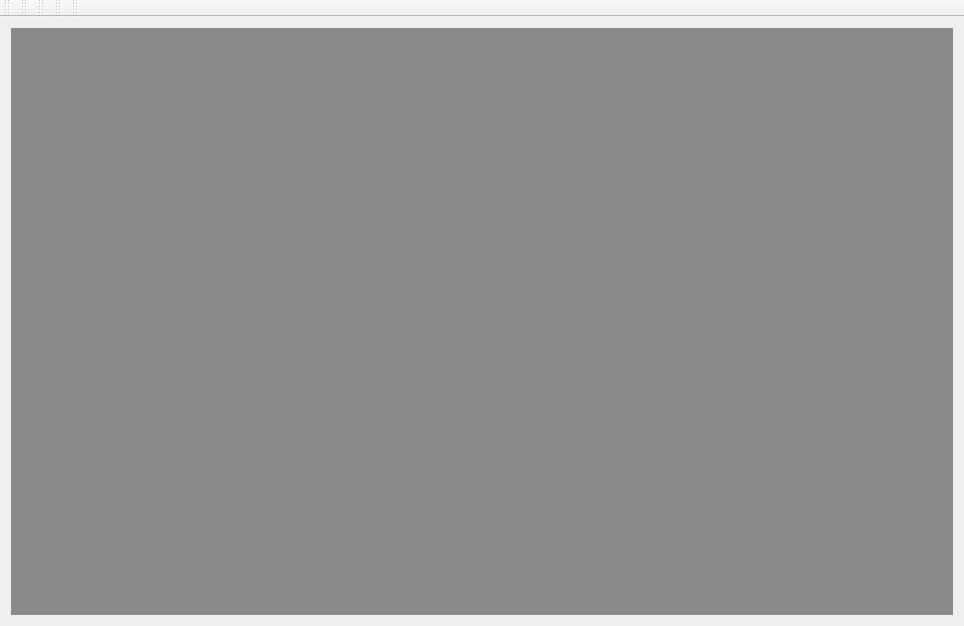
Before: the Qt Designer form SQLiteStudio3/guiSQLiteStudio/mainwindow.ui in pawelsalawa/sqlitestudio, drawn with Qt 5.
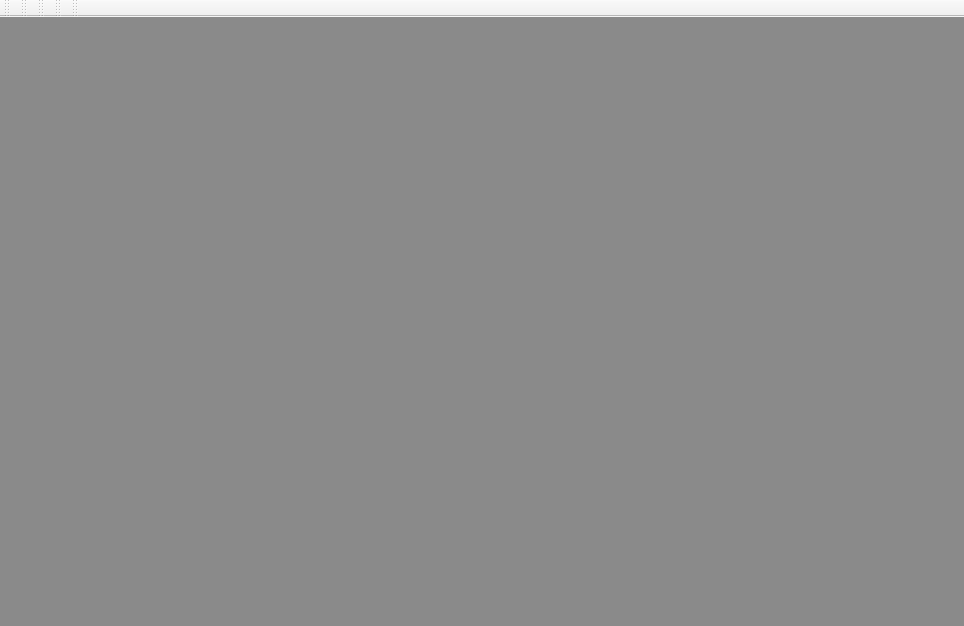
After: the same form once the commit is applied. Custom widgets are drawn as their Qt base class.

Patch:
```diff
--- a/SQLiteStudio3/guiSQLiteStudio/mainwindow.ui
+++ b/SQLiteStudio3/guiSQLiteStudio/mainwindow.ui
@@ -27,6 +27,21 @@
   </property>
   <widget class="QWidget" name="centralWidget">
    <layout class="QGridLayout" name="gridLayout">
+    <property name="leftMargin">
+     <number>0</number>
+    </property>
+    <property name="topMargin">
+     <number>0</number>
+    </property>
+    <property name="rightMargin">
+     <number>0</number>
+    </property>
+    <property name="bottomMargin">
+     <number>0</number>
+    </property>
+    <property name="spacing">
+     <number>0</number>
+    </property>
     <item row="0" column="0">
      <widget class="MdiArea" name="mdiArea">
       <property name="verticalScrollBarPolicy">
```
